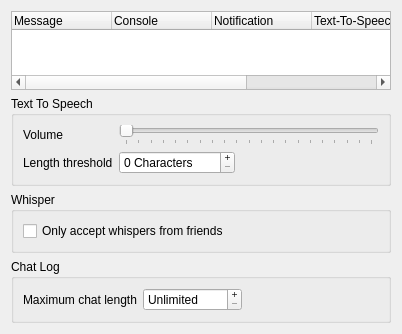
This is src/mumble/Log.ui in mumble-voip/mumble as Qt 5 draws it before an edit. The edited form follows.
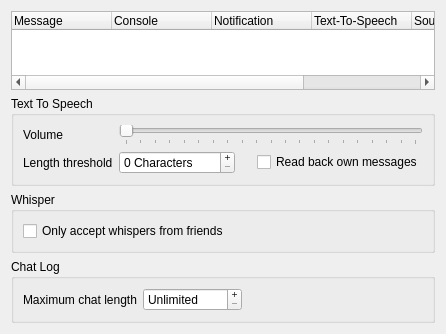
This is the edited form.

Commit message: Make message read back user configurable

```diff
--- a/src/mumble/Log.ui
+++ b/src/mumble/Log.ui
@@ -6,7 +6,7 @@
    <rect>
     <x>0</x>
     <y>0</y>
-    <width>402</width>
+    <width>446</width>
     <height>334</height>
    </rect>
   </property>
@@ -79,7 +79,7 @@
         </property>
        </widget>
       </item>
-      <item row="0" column="1" colspan="2">
+      <item row="0" column="1" colspan="3">
        <widget class="QSlider" name="qsVolume">
         <property name="toolTip">
          <string>Volume of Text-To-Speech Engine</string>
@@ -139,18 +139,15 @@
         </property>
        </widget>
       </item>
-      <item row="1" column="2">
-       <spacer>
-        <property name="orientation">
-         <enum>Qt::Horizontal</enum>
+      <item row="1" column="3">
+       <widget class="QCheckBox" name="qcbReadBackOwn">
+        <property name="toolTip">
+         <string>If enabled text messages you send will be read back to you with TTS</string>
         </property>
-        <property name="sizeHint" stdset="0">
-         <size>
-          <width>8</width>
-          <height>16</height>
-         </size>
+        <property name="text">
+         <string>Read back own messages</string>
         </property>
-       </spacer>
+       </widget>
       </item>
      </layout>
     </widget>
```
The commit also changes 4 other files.
